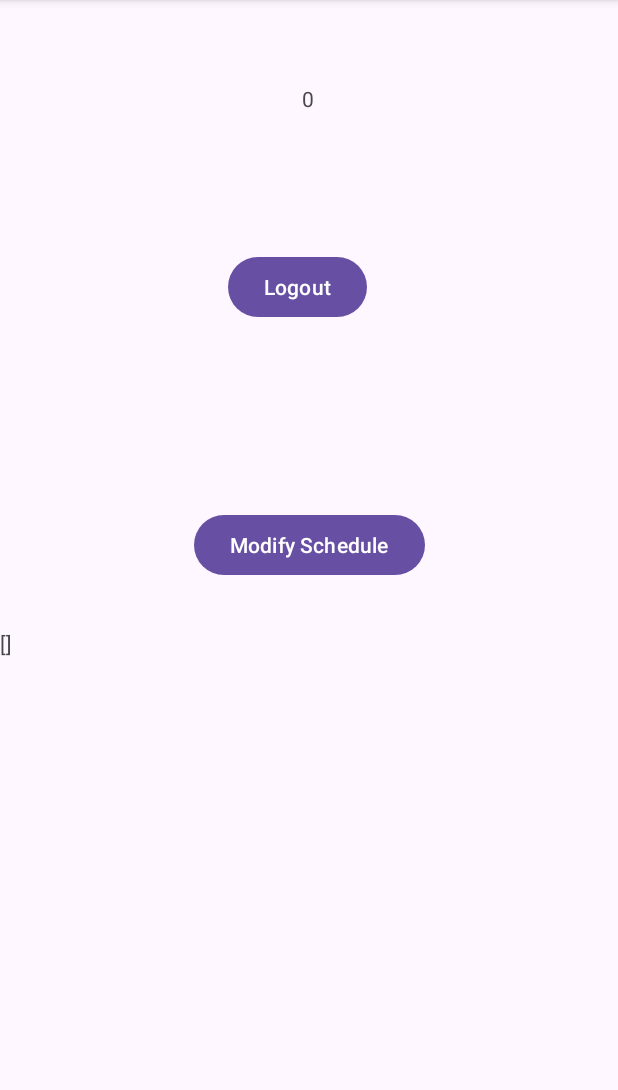
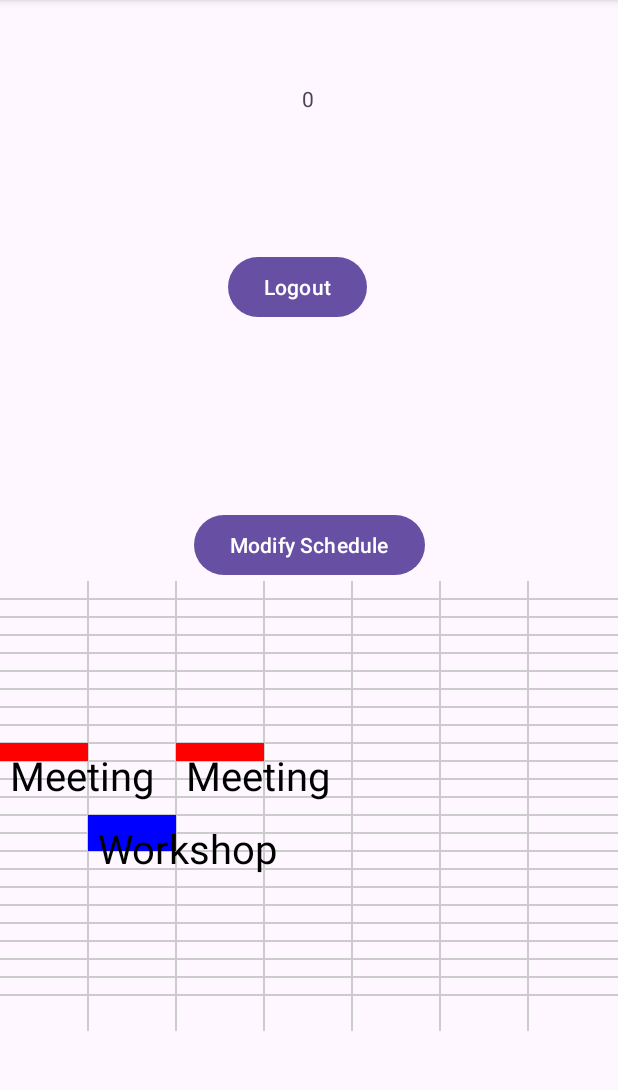
Before and after one commit to asemshaath/schedule-maker-app, an Android app: the MainActivity screen opened directly, with no data from a screen before it, on a phone screen of 412 x 824 dp, the part 96-1186 px from its top. Run offline under Robolectric (Android 15) with nearby library versions, the light colour scheme and no system bars; our stand-ins replace Firebase (no records; nobody signed in at launch, a user with empty details on screens opened directly).

Commit message:
added calender view

```diff
--- a/CalenderApp/app/build.gradle.kts
+++ b/CalenderApp/app/build.gradle.kts
@@ -41,7 +41,6 @@ android {
 }
 
 dependencies {
-
     implementation(libs.androidx.core.ktx)
     implementation(libs.androidx.appcompat)
     implementation(libs.material)
@@ -51,4 +50,5 @@ dependencies {
     testImplementation(libs.junit)
     androidTestImplementation(libs.androidx.junit)
     androidTestImplementation(libs.androidx.espresso.core)
+
 }
--- a/CalenderApp/app/src/main/java/com/example/calenderapp/EventForm.kt
+++ b/CalenderApp/app/src/main/java/com/example/calenderapp/EventForm.kt
@@ -107,8 +107,14 @@ class EventForm : AppCompatActivity() {
         EventRepository.incrementCounter()
 
         // add event to the repo
+        Log.d("RAND COLOR", "Printing the random color we generate")
+        Log.d("RAND COLOR", "$blockColor")
+        Log.d("RAND COLOR", "Random color printed")
+
+
         val event = Event(id, title, daysSelected, startTime, endTime, location, des, blockColor)
         EventRepository.addEvent(event)
+        Log.d("EVENTS ASEM", "$event")
 
         val intent = Intent(this, MainActivity::class.java)
         startActivity(intent)
--- a/CalenderApp/app/src/main/java/com/example/calenderapp/MainActivity.kt
+++ b/CalenderApp/app/src/main/java/com/example/calenderapp/MainActivity.kt
@@ -1,15 +1,19 @@
 package com.example.calenderapp
 
 import android.content.Intent
+import android.graphics.Color
 import android.os.Bundle
 import androidx.appcompat.app.AppCompatActivity
 import com.example.calenderapp.databinding.ActivityMainBinding
 import com.google.firebase.auth.FirebaseAuth
+import java.time.DayOfWeek
+import java.time.LocalTime
 
 class MainActivity : AppCompatActivity() {
 
     private lateinit var auth: FirebaseAuth
     private lateinit var binding: ActivityMainBinding
+    lateinit var weeklyCalendarView: WeeklyCalendarView
 
     override fun onCreate(savedInstanceState: Bundle?) {
         super.onCreate(savedInstanceState)
@@ -19,7 +23,17 @@ class MainActivity : AppCompatActivity() {
         val logoutBtn = binding.logoutBtn
         val modifyScheduleBtn = binding.modBtn
         val userDetails = binding.userDetails
+        weeklyCalendarView = binding.weeklyCalendarView
 
+        EventRepository.addEvent(
+            Event(1, "Meeting", listOf(DayOfWeek.MONDAY, DayOfWeek.WEDNESDAY), LocalTime.of(9, 0), LocalTime.of(10, 0), "Room A", "Team meeting", Color.RED),
+        )
+        EventRepository.addEvent(
+            Event(2, "Workshop", listOf(DayOfWeek.TUESDAY), LocalTime.of(13, 0), LocalTime.of(15, 0), "Room B", "Android Workshop", Color.BLUE)
+        )
+
+        weeklyCalendarView.events = EventRepository.events
+        weeklyCalendarView.invalidate() // Refresh the view
         updateDisplay()
 
         auth = FirebaseAuth.getInstance()
@@ -42,6 +56,8 @@ class MainActivity : AppCompatActivity() {
     override fun onResume() {
         super.onResume()
         updateDisplay()
+        weeklyCalendarView.events = EventRepository.events
+        weeklyCalendarView.invalidate() // Refresh the view
     }
 
     private fun modBtnClicked() {
@@ -61,9 +77,9 @@ class MainActivity : AppCompatActivity() {
 
     private fun updateDisplay(){
         val counterText = binding.counter
-        val eventsText = binding.tvEventsList
+//        val eventsText = binding.tvEventsList
 
         counterText.text = EventRepository.counter.toString()
-        eventsText.text = EventRepository.events.toString()
+//        eventsText.text = EventRepository.events.toString()
     }
 }
--- /dev/null
+++ b/CalenderApp/app/src/main/java/com/example/calenderapp/WeeklyCalendarView.kt
@@ -0,0 +1,74 @@
+package com.example.calenderapp
+
+import android.content.Context
+import android.graphics.Canvas
+import android.graphics.Color
+import android.graphics.Paint
+import android.graphics.Rect
+import android.util.AttributeSet
+import android.view.View
+import java.time.DayOfWeek
+import java.time.LocalTime
+
+class WeeklyCalendarView(context: Context, attrs: AttributeSet? = null) : View(context, attrs) {
+
+    private val paint = Paint(Paint.ANTI_ALIAS_FLAG)
+    private val textPaint = Paint(Paint.ANTI_ALIAS_FLAG).apply {
+        color = Color.BLACK
+        textSize = 40f
+    }
+    private val rect = Rect()
+    var events: List<Event> = emptyList()
+
+    override fun onDraw(canvas: Canvas) {
+        super.onDraw(canvas)
+        drawGrid(canvas)
+        drawEvents(canvas)
+    }
+
+    private fun drawGrid(canvas: Canvas) {
+        paint.color = Color.LTGRAY
+        paint.strokeWidth = 2f
+
+        val dayWidth = width / 7
+        val hourHeight = height / 24
+
+        // Draw vertical lines for days
+        for (i in 1..6) {
+            val x = i * dayWidth
+            canvas.drawLine(x.toFloat(), 0f, x.toFloat(), height.toFloat(), paint)
+        }
+
+        // Draw horizontal lines for hours
+        for (i in 1..23) {
+            val y = i * hourHeight
+            canvas.drawLine(0f, y.toFloat(), width.toFloat(), y.toFloat(), paint)
+        }
+    }
+
+    private fun drawEvents(canvas: Canvas) {
+        val dayWidth = width / 7
+        val hourHeight = height / 24
+
+        for (event in events) {
+            for (day in event.daysOfWeek) {
+                val startHour = event.startTime.hour
+                val endHour = event.endTime.hour
+
+                val left = (day.ordinal * dayWidth).toFloat()
+                val top = (startHour * hourHeight).toFloat()
+                val right = left + dayWidth
+                val bottom = (endHour * hourHeight).toFloat()
+
+                paint.color = event.color
+                canvas.drawRect(left, top, right, bottom, paint)
+
+                // Draw event title
+                textPaint.getTextBounds(event.title, 0, event.title.length, rect)
+                val textX = left + 10
+                val textY = top + rect.height() + 10
+                canvas.drawText(event.title, textX, textY, textPaint)
+            }
+        }
+    }
+}
--- a/CalenderApp/app/src/main/res/layout/activity_main.xml
+++ b/CalenderApp/app/src/main/res/layout/activity_main.xml
@@ -15,7 +15,7 @@
         android:layout_width="wrap_content"
         android:layout_height="wrap_content"
         android:layout_marginTop="112dp"
-        android:text="Main Activity"
+        android:text="Your Weekly Calendar"
         app:layout_constraintEnd_toEndOf="parent"
         app:layout_constraintHorizontal_bias="0.498"
         app:layout_constraintStart_toStartOf="parent"
@@ -54,14 +54,23 @@
         app:layout_constraintStart_toStartOf="parent"
         app:layout_constraintTop_toBottomOf="@+id/logoutBtn" />
 
-    <TextView
-        android:id="@+id/tvEventsList"
+<!--    <TextView-->
+<!--        android:id="@+id/tvEventsList"-->
+<!--        android:layout_width="match_parent"-->
+<!--        android:layout_height="200dp"-->
+<!--        android:layout_marginTop="32dp"-->
+<!--        app:layout_constraintEnd_toEndOf="parent"-->
+<!--        app:layout_constraintHorizontal_bias="0.498"-->
+<!--        app:layout_constraintStart_toStartOf="parent"-->
+<!--        app:layout_constraintTop_toBottomOf="@+id/modBtn" />-->
+
+    <com.example.calenderapp.WeeklyCalendarView
+        android:id="@+id/weeklyCalendarView"
         android:layout_width="match_parent"
-        android:layout_height="200dp"
-        android:layout_marginTop="32dp"
-        app:layout_constraintEnd_toEndOf="parent"
-        app:layout_constraintHorizontal_bias="0.498"
-        app:layout_constraintStart_toStartOf="parent"
-        app:layout_constraintTop_toBottomOf="@+id/modBtn" />
+        android:layout_height="300dp"
+        app:layout_constraintTop_toBottomOf="@+id/modBtn"
+        tools:layout_editor_absoluteX="16dp"
+         />
+
 
 </androidx.constraintlayout.widget.ConstraintLayout>
```
